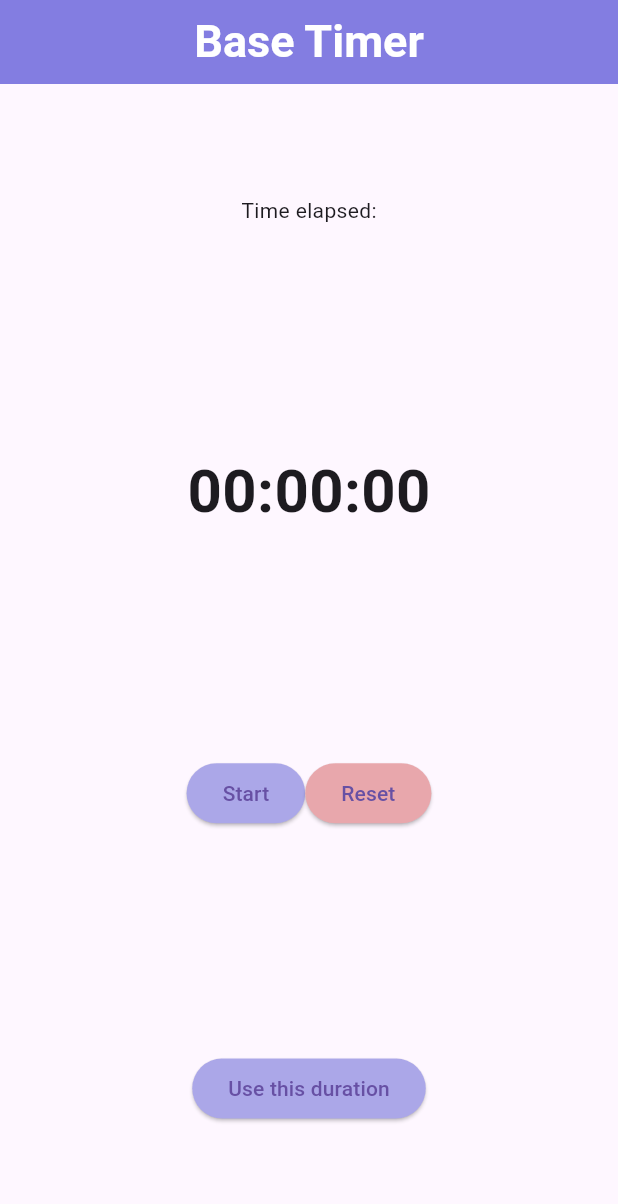
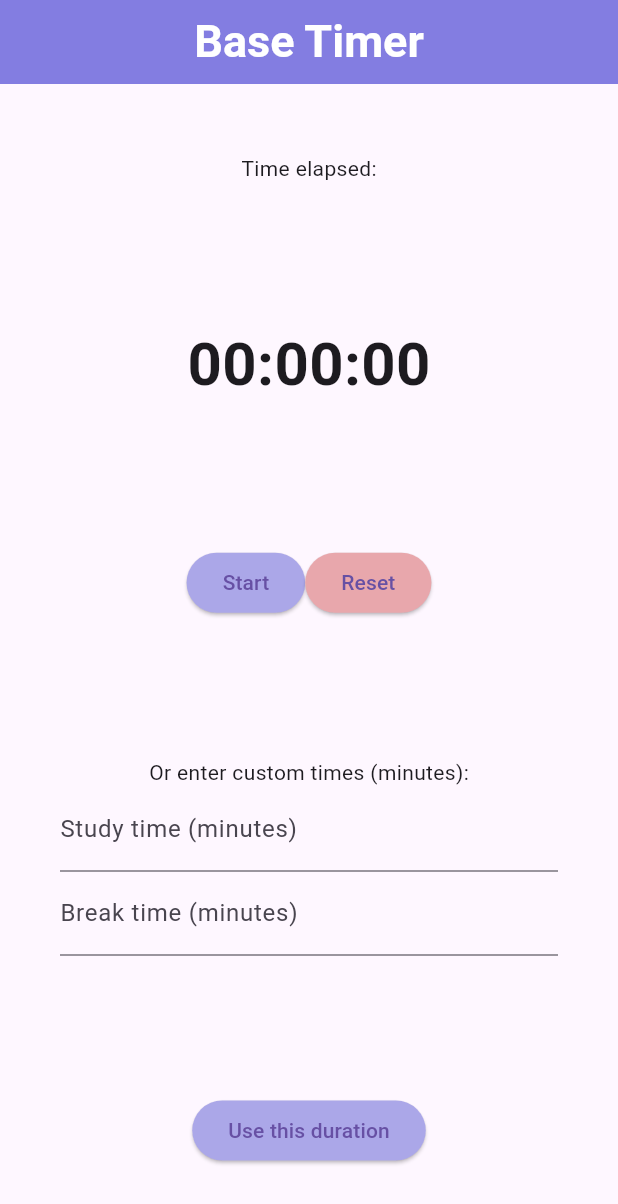
Before and after one commit to Shinyk04/PomodoroTimer, a Flutter app: the screen it shows after launch, on a phone screen of 412 x 824 dp. Shown: the top 1204 px of the screen. Run offline on Flutter 3.47's test engine with Material 3 defaults, Android fonts, the light colour scheme and no system bars; our stand-ins replace audioplayers.

Commit message:
Allows users to specify a time at the beginning if they want

```diff
--- a/lib/pages/first_page.dart
+++ b/lib/pages/first_page.dart
@@ -14,6 +14,8 @@ class _TimerPageState extends State<TimerPage> {
   int timeElapsed = 0;
   bool timerRunning = false;
   Timer? _timer;
+  final TextEditingController _studyController = TextEditingController();
+  final TextEditingController _breakController = TextEditingController();
 
   // Function to format time as 00:00:00
   String get _formattedTime {
@@ -48,9 +50,13 @@ class _TimerPageState extends State<TimerPage> {
     timeElapsed = 0;
   }
 
+  // Enter a specified time
+
   @override
   void dispose() {
     _timer?.cancel();
+    _studyController.dispose();
+    _breakController.dispose();
     super.dispose();
   }
 
@@ -99,13 +105,49 @@ class _TimerPageState extends State<TimerPage> {
               ],
             ),
 
+            Column(
+              children: [
+                const Text("Or enter custom times (minutes):"),
+
+                Padding(padding: const EdgeInsets.symmetric(horizontal: 40),
+                  child: TextField(
+                    controller: _studyController,
+                    keyboardType: TextInputType.number,
+                    decoration: const InputDecoration(
+                      labelText: "Study time (minutes)",
+                    )
+                  ),
+                ),
+
+                Padding(padding: const EdgeInsets.symmetric(horizontal: 40),
+                  child: TextField(
+                    controller: _breakController,
+                    keyboardType: TextInputType.number,
+                    decoration: const InputDecoration(
+                      labelText: "Break time (minutes)",
+                    ),
+                  ),
+                ),
+              ],
+            ),
+//          ],
+//        )
+
             ElevatedButton(
               style: ButtonStyle(backgroundColor: WidgetStatePropertyAll(const Color.fromARGB(255, 171, 167, 232))),
               onPressed: () {
+                final int? studyMinutes =
+                  int.tryParse(_studyController.text);
+                final int? breakMinutes =
+                  int.tryParse(_breakController.text);
+
                 Navigator.push(
                   context,
                   MaterialPageRoute(
-                    builder: (context) => PomoTimer(startSeconds: timeElapsed)
+                    builder: (context) => PomoTimer(
+                      startSeconds: studyMinutes != null ? studyMinutes*60 : timeElapsed,
+                      breakSeconds: breakMinutes != null ? breakMinutes*60 : null,
+                      )
                   ),
                 );
               },
--- a/pubspec.yaml
+++ b/pubspec.yaml
@@ -60,7 +60,7 @@ flutter:
 
   # To add assets to your application, add an assets section, like this:
   assets:
-    - assets/audio/sound2.mp3
+    - assets/audio/untitled.mp3
   #   - images/a_dot_ham.jpeg
 
   # An image asset can refer to one or more resolution-specific "variants", see
```
Also changed, not shown: lib/pages/pomodoro.dart (+9 -4 lines), 4 other files.
